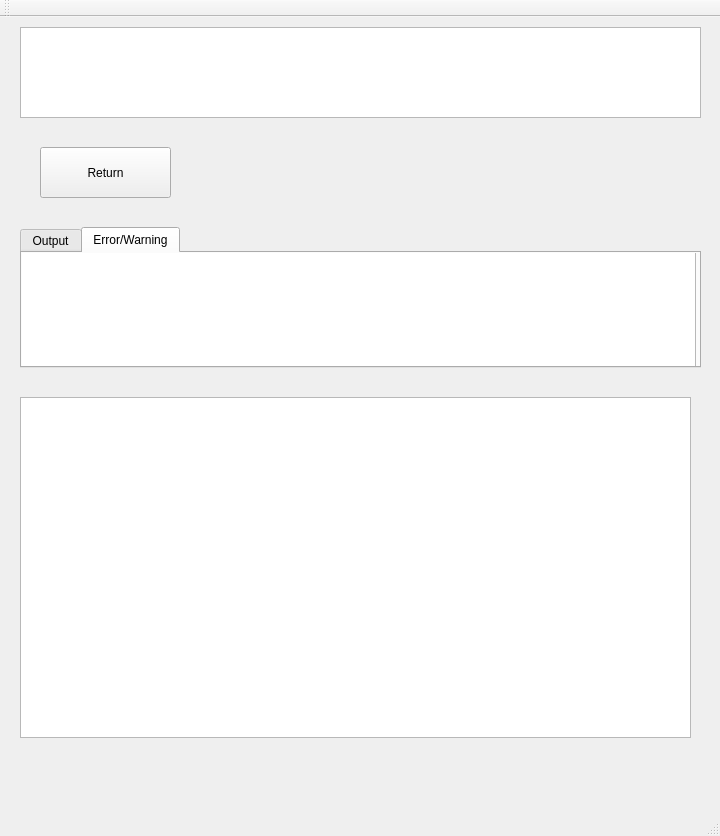
The window that NumericalCalulator/View/view.ui (cjwcommuny/Tiny-Symbol-Numerical-Calculator) describes before a commit, drawn with Qt 5.
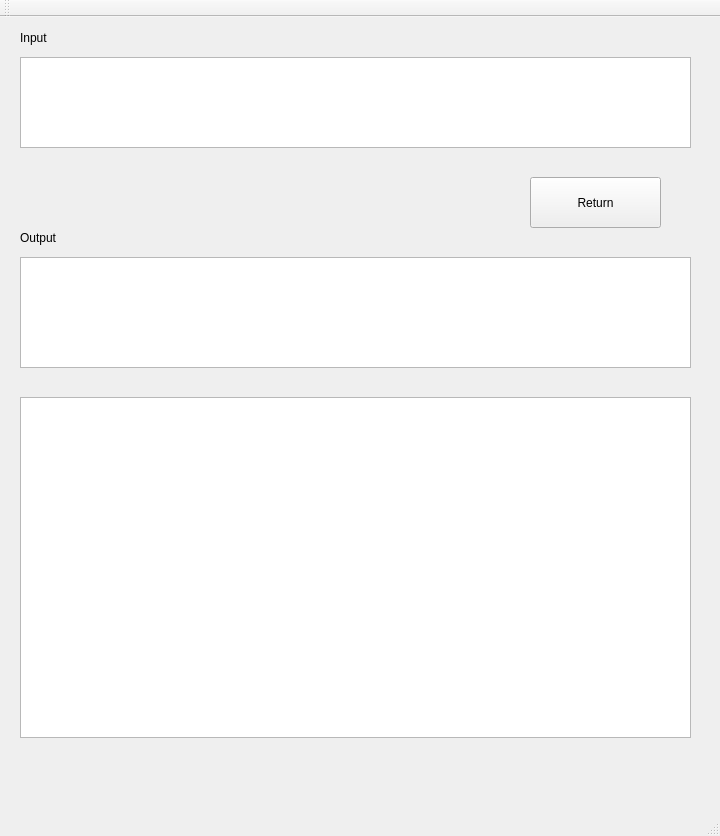
The same window after the commit. The open tabs and pages were chosen to show the change. Custom widgets are drawn as their Qt base class.

```diff
--- a/NumericalCalulator/View/view.ui
+++ b/NumericalCalulator/View/view.ui
@@ -30,8 +30,8 @@
     <property name="geometry">
      <rect>
       <x>20</x>
-      <y>10</y>
-      <width>681</width>
+      <y>40</y>
+      <width>671</width>
       <height>91</height>
      </rect>
     </property>
@@ -45,8 +45,8 @@
    <widget class="QPushButton" name="returnButton">
     <property name="geometry">
      <rect>
-      <x>40</x>
-      <y>130</y>
+      <x>530</x>
+      <y>160</y>
       <width>131</width>
       <height>51</height>
      </rect>
@@ -55,28 +55,22 @@
      <string>Return</string>
     </property>
    </widget>
-   <widget class="QTabWidget" name="outputTabWidget">
+   <widget class="CurveForm" name="curveGraphView">
     <property name="geometry">
      <rect>
       <x>20</x>
-      <y>210</y>
-      <width>681</width>
-      <height>141</height>
+      <y>380</y>
+      <width>671</width>
+      <height>341</height>
      </rect>
     </property>
-    <property name="currentIndex">
-     <number>0</number>
-    </property>
-    <widget class="QWidget" name="tab">
-     <attribute name="title">
-      <string>Output</string>
-     </attribute>
+   </widget>
      <widget class="QPlainTextEdit" name="resultTextBox">
       <property name="geometry">
        <rect>
-        <x>0</x>
-        <y>0</y>
-        <width>681</width>
+      <x>20</x>
+      <y>240</y>
+      <width>671</width>
         <height>111</height>
        </rect>
       </property>
@@ -90,32 +84,31 @@
        <bool>true</bool>
       </property>
      </widget>
-    </widget>
-    <widget class="QWidget" name="tab_2">
-     <attribute name="title">
-      <string>Error/Warning</string>
-     </attribute>
-     <widget class="QPlainTextEdit" name="ErrorTextBox">
+   <widget class="QLabel" name="label">
       <property name="geometry">
        <rect>
-        <x>-7</x>
-        <y>-4</y>
-        <width>681</width>
-        <height>121</height>
-       </rect>
-      </property>
-     </widget>
-    </widget>
-   </widget>
-   <widget class="CurveForm" name="curveGraphView">
+      <x>20</x>
+      <y>210</y>
+      <width>101</width>
+      <height>21</height>
+     </rect>
+    </property>
+    <property name="text">
+     <string>Output</string>
+    </property>
+   </widget>
+   <widget class="QLabel" name="label_2">
     <property name="geometry">
      <rect>
       <x>20</x>
-      <y>380</y>
-      <width>671</width>
-      <height>341</height>
+      <y>10</y>
+      <width>101</width>
+      <height>21</height>
      </rect>
     </property>
+    <property name="text">
+     <string>Input</string>
+    </property>
    </widget>
   </widget>
   <widget class="QMenuBar" name="menuBar">
```
Lines whose indentation alone changed are shown as unchanged.
